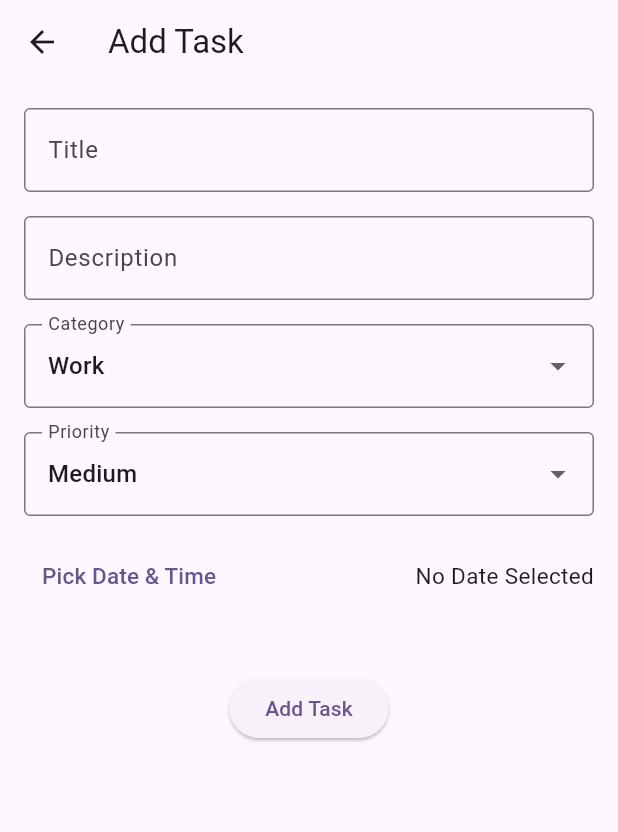
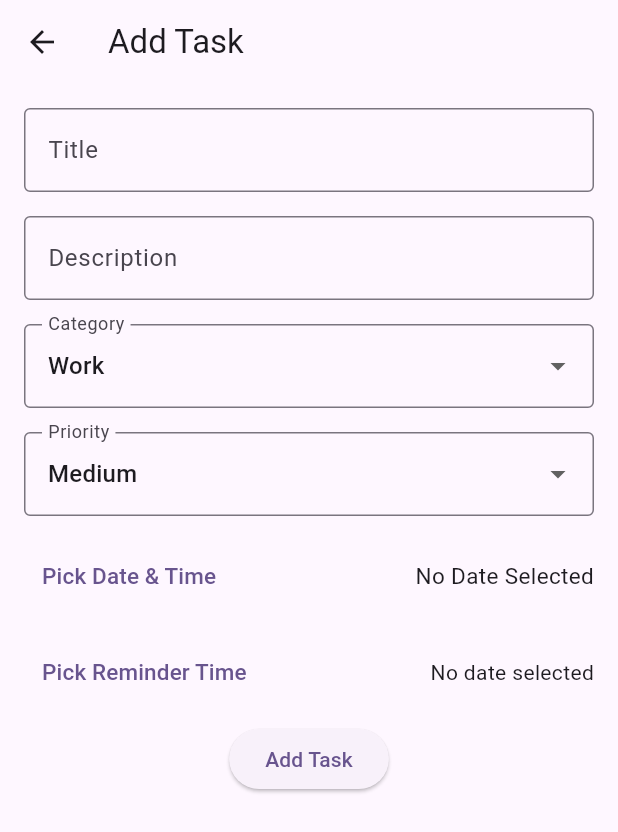
Before and after one commit to Lampat/task_manager, a Flutter app: the screen it shows once a user with an empty profile is signed in, after a tap on the "add" icon, on a phone screen of 412 x 824 dp. Shown: the top 832 px of the screen. Run offline on Flutter 3.47's test engine with Material 3 defaults, Android fonts, the phone set to English and light mode, and no system bars; our stand-ins replace cloud_firestore, firebase_auth, firebase_core, flutter_local_notifications, flutter_riverpod, font_awesome_flutter and 3 more; accounts and stored records are empty.

```diff
--- a/lib/main.dart
+++ b/lib/main.dart
@@ -5,6 +5,8 @@ import 'package:task_manager/firebase_options.dart';
 import 'package:task_manager/globals.dart';
 import 'package:task_manager/providers/theme_provider.dart';
 import 'package:task_manager/screens/splash_screen.dart';
+import 'package:task_manager/services/notification_service.dart';
+import 'package:timezone/data/latest.dart' as tz;
 
 void main() async {
   WidgetsFlutterBinding.ensureInitialized();
@@ -12,6 +14,10 @@ void main() async {
   await Firebase.initializeApp(
     options: DefaultFirebaseOptions.currentPlatform,
   );
+  // Initializing timezones
+  tz.initializeTimeZones();
+  // Initialize notifications.
+  await NotificationService().initializeNotifications();
   // Wrap app with Riverpod
   runApp(const ProviderScope(child: MyApp()));
 }
--- a/lib/models/task_model.dart
+++ b/lib/models/task_model.dart
@@ -32,7 +32,8 @@ class Task {
   final String description;
   final TaskCategory category;
   final DateTime dueDate;
-  final TaskPriority priority; // Changed to TaskPriority
+  final TaskPriority priority;
+  final DateTime? reminderTime;
 
   Task({
     required this.id,
@@ -41,6 +42,7 @@ class Task {
     required this.category,
     required this.dueDate,
     required this.priority,
+    this.reminderTime,
   });
 
   // Convert Task to a map for Firestore
@@ -50,7 +52,8 @@ class Task {
       'description': description,
       'category': category.toFirestoreString(),
       'dueDate': dueDate.toIso8601String(),
-      'priority': priority.toFirestoreString(), // Convert enum to string
+      'reminderTime': reminderTime?.toIso8601String(),
+      'priority': priority.toFirestoreString(),
     };
   }
 
@@ -62,8 +65,10 @@ class Task {
       description: data['description'],
       category: TaskCategoryExtension.fromFirestoreString(data['category']),
       dueDate: DateTime.parse(data['dueDate']),
-      priority: TaskPriorityExtension.fromFirestoreString(
-          data['priority']), // Convert string to enum
+      reminderTime: data['reminderTime'] != null
+          ? DateTime.parse(data['reminderTime'])
+          : null,
+      priority: TaskPriorityExtension.fromFirestoreString(data['priority']),
     );
   }
 }
--- a/lib/screens/task_screen.dart
+++ b/lib/screens/task_screen.dart
@@ -4,6 +4,7 @@ import 'package:task_manager/globals.dart';
 import 'package:task_manager/models/task_model.dart';
 import 'package:task_manager/providers/auth_provider.dart';
 import 'package:task_manager/providers/task_provider.dart';
+import 'package:task_manager/services/notification_service.dart';
 import 'package:task_manager/shared/date_format.dart';
 import 'package:task_manager/shared/delete_dialog.dart';
 
@@ -22,6 +23,8 @@ class _AddEditTaskScreenState extends ConsumerState<AddEditTaskScreen> {
   late TaskCategory _selectedCategory;
   late TaskPriority _selectedPriority;
   DateTime? _selectedDateTime;
+  DateTime? _reminderDateTime;
+  DateTime? _shouldEditDatetime;
   final _formKey = GlobalKey<FormState>();
 
   @override
@@ -33,6 +36,8 @@ class _AddEditTaskScreenState extends ConsumerState<AddEditTaskScreen> {
     _selectedCategory = widget.task?.category ?? TaskCategory.work;
     _selectedPriority = widget.task?.priority ?? TaskPriority.medium;
     _selectedDateTime = widget.task?.dueDate;
+    _reminderDateTime = widget.task?.reminderTime;
+    _shouldEditDatetime = widget.task?.reminderTime;
   }
 
   @override
@@ -42,10 +47,12 @@ class _AddEditTaskScreenState extends ConsumerState<AddEditTaskScreen> {
     super.dispose();
   }
 
-  Future<void> _pickDateTime(BuildContext context) async {
+  Future<DateTime?> _pickDateTime(
+      BuildContext context, DateTime? alreadySelected) async {
+    DateTime? dateTimePick = alreadySelected;
     final date = await showDatePicker(
       context: context,
-      initialDate: _selectedDateTime ?? DateTime.now(),
+      initialDate: dateTimePick ?? DateTime.now(),
       firstDate: DateTime.now(),
       lastDate: DateTime(2100),
     );
@@ -53,13 +60,12 @@ class _AddEditTaskScreenState extends ConsumerState<AddEditTaskScreen> {
     if (date != null && context.mounted) {
       final time = await showTimePicker(
         context: context,
-        initialTime:
-            TimeOfDay.fromDateTime(_selectedDateTime ?? DateTime.now()),
+        initialTime: TimeOfDay.fromDateTime(dateTimePick ?? DateTime.now()),
       );
 
       if (time != null) {
         setState(() {
-          _selectedDateTime = DateTime(
+          dateTimePick = DateTime(
             date.year,
             date.month,
             date.day,
@@ -69,9 +75,11 @@ class _AddEditTaskScreenState extends ConsumerState<AddEditTaskScreen> {
         });
       }
     }
+
+    return dateTimePick;
   }
 
-  void _saveTask(BuildContext context) {
+  Future<void> _saveTask(BuildContext context) async {
     if (!_formKey.currentState!.validate()) return;
 
     if (_selectedDateTime == null) {
@@ -80,13 +88,6 @@ class _AddEditTaskScreenState extends ConsumerState<AddEditTaskScreen> {
 
       return;
     }
-
-    // if (_titleController.text.isEmpty || _selectedDateTime == null) {
-    //   ScaffoldMessenger.of(context).showSnackBar(
-    //     const SnackBar(content: Text('Title and due date are required.')),
-    //   );
-    //   return;
-    // }
 
     final userId = ref.read(getUserIdProvider);
     if (userId == null) {
@@ -97,23 +98,31 @@ class _AddEditTaskScreenState extends ConsumerState<AddEditTaskScreen> {
     }
 
     final newTask = Task(
-      id: widget.task?.id ??
-          '', // Use existing ID if editing, otherwise generate a new one in the repository
+      id: widget.task?.id ?? '',
       title: _titleController.text.trim(),
       description: _descriptionController.text,
       category: _selectedCategory,
       priority: _selectedPriority,
       dueDate: _selectedDateTime!,
+      reminderTime: _reminderDateTime,
     );
 
     final taskRepo = ref.read(taskServiceProvider);
     if (widget.task == null) {
       taskRepo.createTask(userId, newTask);
+      if (_reminderDateTime != null) {
+        await NotificationService().scheduleNotification(newTask);
+      }
     } else {
       taskRepo.updateTask(userId, newTask);
+      if (_reminderDateTime != null &&
+          _reminderDateTime != _shouldEditDatetime) {
+        await NotificationService().cancelNotification(newTask.id);
+        await NotificationService().scheduleNotification(newTask);
+      }
     }
 
-    Navigator.pop(context);
+    if (context.mounted) Navigator.pop(context);
   }
 
   @override
@@ -136,6 +145,11 @@ class _AddEditTaskScreenState extends ConsumerState<AddEditTaskScreen> {
                     ref
                         .read(taskServiceProvider)
                         .deleteTask(userId, widget.task!.id);
+
+                    if (widget.task?.reminderTime != null) {
+                      await NotificationService()
+                          .cancelNotification(widget.task!.id);
+                    }
                     if (context.mounted) Navigator.pop(context);
                   }
                 }
@@ -223,7 +237,16 @@ class _AddEditTaskScreenState extends ConsumerState<AddEditTaskScreen> {
                   mainAxisAlignment: MainAxisAlignment.spaceBetween,
                   children: [
                     TextButton(
-                      onPressed: () => _pickDateTime(context),
+                      onPressed: () async {
+                        final res =
+                            await _pickDateTime(context, _selectedDateTime);
+
+                        if (res != null) {
+                          setState(() {
+                            _selectedDateTime = res;
+                          });
+                        }
+                      },
                       child: const Text(
                         'Pick Date & Time',
                         style: TextStyle(fontSize: 15),
@@ -233,14 +256,38 @@ class _AddEditTaskScreenState extends ConsumerState<AddEditTaskScreen> {
                       _selectedDateTime != null
                           ? formatIsoToReadableDate(
                               _selectedDateTime!.toLocal().toIso8601String())
-                          // ? '${_selectedDateTime!.toLocal()}'.split('.')[0]
                           : 'No Date Selected',
                       style: const TextStyle(fontSize: 15),
                     ),
                   ],
                 ),
-                // const Spacer(),
-                const SizedBox(height: 40),
+                const SizedBox(height: 16),
+                Row(
+                  mainAxisAlignment: MainAxisAlignment.spaceBetween,
+                  children: [
+                    TextButton(
+                      onPressed: () async {
+                        final res =
+                            await _pickDateTime(context, _reminderDateTime);
+
+                        if (res != null) {
+                          setState(() {
+                            _reminderDateTime = res;
+                          });
+                        }
+                      },
+                      child: const Text(
+                        'Pick Reminder Time',
+                        style: TextStyle(fontSize: 15),
+                      ),
+                    ),
+                    Text(_reminderDateTime != null
+                        ? formatIsoToReadableDate(
+                            _reminderDateTime!.toLocal().toIso8601String())
+                        : 'No date selected'),
+                  ],
+                ),
+                const SizedBox(height: 10),
                 ElevatedButton(
                   onPressed: () => _saveTask(context),
                   child: Text(widget.task == null ? 'Add Task' : 'Save Task'),
--- /dev/null
+++ b/lib/services/notification_service.dart
@@ -0,0 +1,89 @@
+import 'dart:io';
+
+import 'package:flutter_local_notifications/flutter_local_notifications.dart';
+import 'package:flutter/material.dart';
+import 'package:task_manager/models/task_model.dart';
+import 'package:timezone/timezone.dart' as tz;
+
+class NotificationService {
+  final FlutterLocalNotificationsPlugin flutterLocalNotificationsPlugin =
+      FlutterLocalNotificationsPlugin();
+
+  Future<void> initializeNotifications() async {
+    // Initialization settings for Android
+    const AndroidInitializationSettings initializationSettingsAndroid =
+        AndroidInitializationSettings('@mipmap/ic_launcher');
+
+    // Initialization settings for iOS
+    const DarwinInitializationSettings initializationSettingsIOS =
+        DarwinInitializationSettings(
+      requestSoundPermission: true,
+      requestBadgePermission: true,
+      requestAlertPermission: true,
+    );
+
+    // Combine settings
+    const InitializationSettings initializationSettings =
+        InitializationSettings(
+      android: initializationSettingsAndroid,
+      iOS: initializationSettingsIOS,
+    );
+
+    await flutterLocalNotificationsPlugin.initialize(
+      initializationSettings,
+      onDidReceiveNotificationResponse: (NotificationResponse response) {
+        debugPrint("Notification Clicked: ${response.payload}");
+      },
+    );
+
+    if (Platform.isIOS) {
+      await flutterLocalNotificationsPlugin
+          .resolvePlatformSpecificImplementation<
+              IOSFlutterLocalNotificationsPlugin>()
+          ?.requestPermissions(
+            alert: true,
+            badge: true,
+            sound: true,
+          );
+    }
+
+    const AndroidNotificationChannel channel = AndroidNotificationChannel(
+      'default_channel_id',
+      'Default Channel',
+      description: 'This channel is used for default notifications.',
+      importance: Importance.defaultImportance,
+    );
+
+    await flutterLocalNotificationsPlugin
+        .resolvePlatformSpecificImplementation<
+            AndroidFlutterLocalNotificationsPlugin>()
+        ?.createNotificationChannel(channel);
+  }
+
+  Future<void> scheduleNotification(Task task) async {
+    if (task.reminderTime != null) {
+      await flutterLocalNotificationsPlugin.zonedSchedule(
+        task.id.hashCode,
+        task.title,
+        task.description,
+        tz.TZDateTime.from(task.reminderTime!, tz.local),
+        const NotificationDetails(
+          android: AndroidNotificationDetails(
+            'default_channel_id',
+            'Default Channel',
+            importance: Importance.high,
+            priority: Priority.high,
+          ),
+          iOS: DarwinNotificationDetails(),
+        ),
+        androidScheduleMode: AndroidScheduleMode.exactAllowWhileIdle,
+        uiLocalNotificationDateInterpretation:
+            UILocalNotificationDateInterpretation.absoluteTime,
+      );
+    }
+  }
+
+  Future<void> cancelNotification(String taskId) async {
+    await flutterLocalNotificationsPlugin.cancel(taskId.hashCode);
+  }
+}
--- a/lib/widgets/task_tile.dart
+++ b/lib/widgets/task_tile.dart
@@ -4,6 +4,7 @@ import 'package:task_manager/models/task_model.dart';
 import 'package:task_manager/providers/auth_provider.dart';
 import 'package:task_manager/providers/task_provider.dart';
 import 'package:task_manager/screens/task_screen.dart';
+import 'package:task_manager/services/notification_service.dart';
 import 'package:task_manager/shared/animated_navigation.dart';
 import 'package:task_manager/shared/date_format.dart';
 import 'package:task_manager/shared/delete_dialog.dart';
@@ -79,6 +80,10 @@ class TaskTile extends ConsumerWidget {
                     ref
                         .read(taskServiceProvider)
                         .deleteTask(userId ?? "", task.id);
+
+                    if (task.reminderTime != null) {
+                      await NotificationService().cancelNotification(task.id);
+                    }
                   }
                 },
               ),
--- a/pubspec.yaml
+++ b/pubspec.yaml
@@ -42,6 +42,8 @@ dependencies:
   cloud_firestore: ^5.5.0
   shared_preferences: ^2.3.3
   collection: ^1.18.0
+  flutter_local_notifications: ^18.0.1
+  timezone: ^0.10.0
 
 dev_dependencies:
   flutter_test:
```
Also changed, not shown: pubspec.lock, 4 other files.
